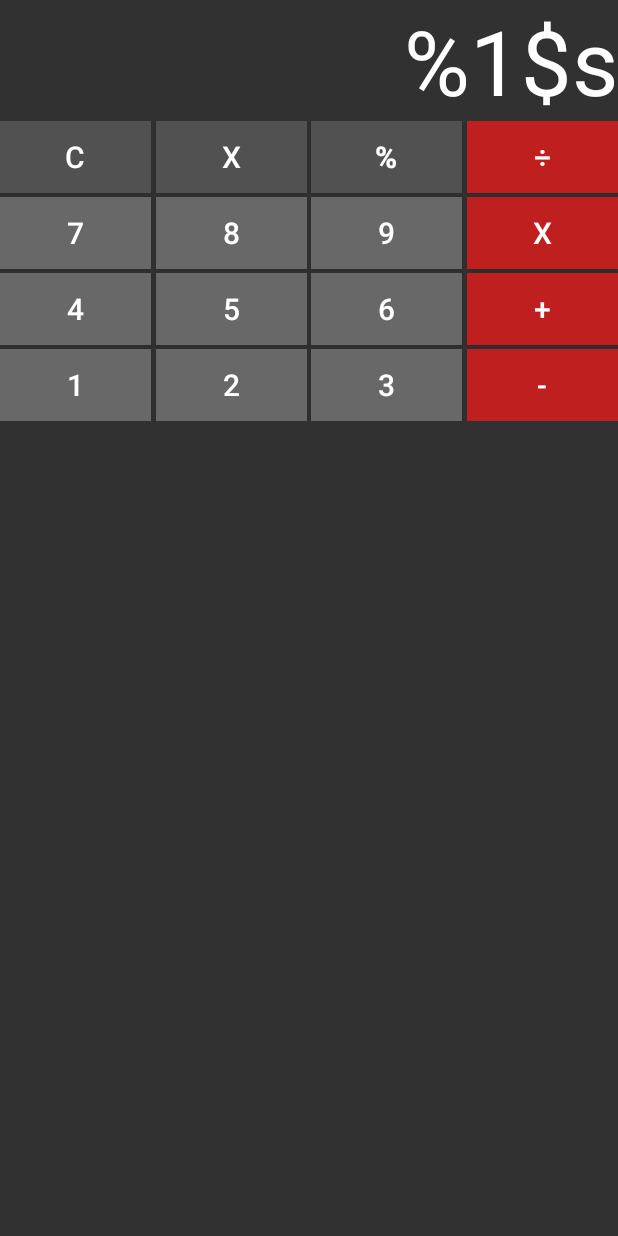
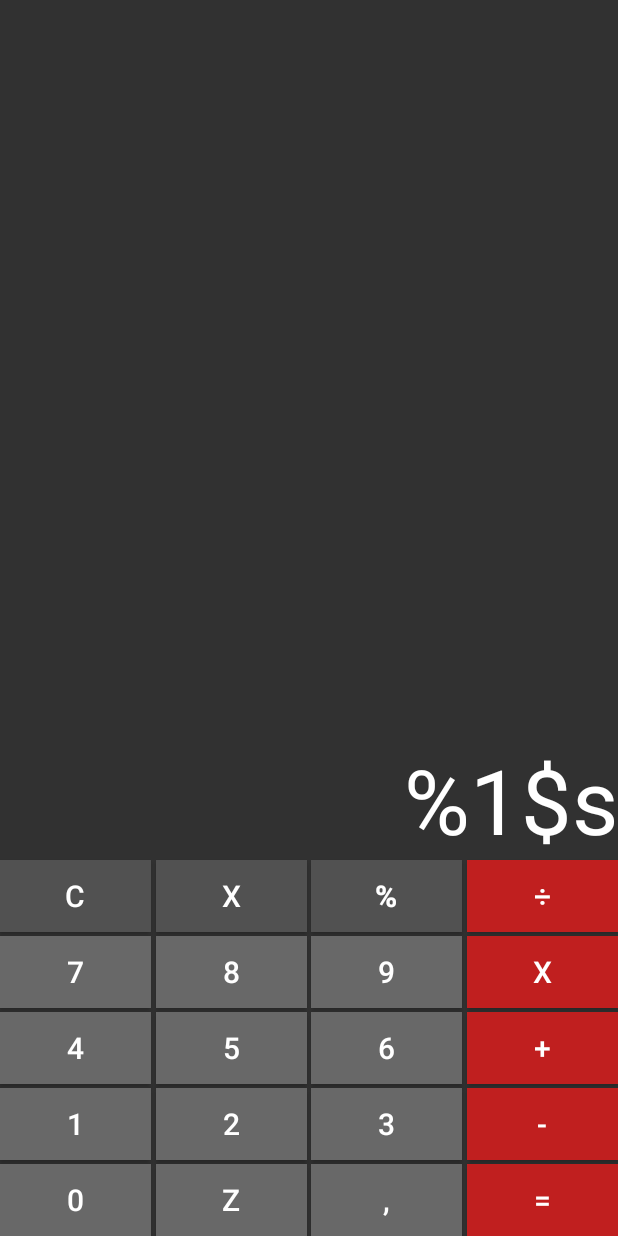
Before and after one commit to bperezll/Calculator, an Android app: the screen it shows after launch (MainActivity), on a phone screen of 412 x 824 dp. Run offline under Robolectric (Android 15) with nearby library versions, the phone set to English and light mode, and no system bars.

Commit message:
Buttons added

```diff
--- a/app/src/main/res/layout/activity_main.xml
+++ b/app/src/main/res/layout/activity_main.xml
@@ -10,182 +10,209 @@
     <androidx.appcompat.widget.AppCompatTextView
         android:id="@+id/calculatorResult"
         android:layout_width="match_parent"
-        android:layout_height="wrap_content"
-        android:gravity="end"
+        android:layout_height="0dp"
+        android:gravity="bottom|end"
         android:text="@string/result_display"
+        android:textColor="@color/white"
         android:textSize="60sp"
-        android:textColor="@color/white"
+        app:layout_constraintBottom_toTopOf="@id/clearBtn"
         app:layout_constraintEnd_toEndOf="parent"
         app:layout_constraintStart_toStartOf="parent"
-        app:layout_constraintTop_toTopOf="parent"
-        app:layout_constraintBottom_toTopOf="@id/firstColumn"/>
-
-    <androidx.constraintlayout.widget.ConstraintLayout
-        android:id="@+id/firstColumn"
-        android:layout_width="match_parent"
-        android:layout_height="wrap_content"
-        app:layout_constraintEnd_toEndOf="parent"
-        app:layout_constraintStart_toStartOf="parent"
-        app:layout_constraintTop_toBottomOf="@+id/calculatorResult">
+        app:layout_constraintTop_toTopOf="parent" />
 
     <androidx.appcompat.widget.AppCompatButton
         android:id="@+id/clearBtn"
         style="@style/CommonButton"
-            android:text="@string/btn_clear"
+        android:layout_marginBottom="2.5dp"
         android:background="@color/btn_color_normal"
         android:contentDescription="@string/btn_clear_description"
-            app:layout_constraintStart_toStartOf="@id/firstColumn"
-            app:layout_constraintTop_toTopOf="@id/firstColumn"
-            app:layout_constraintBottom_toTopOf="@id/sevenBtn" />
+        android:text="@string/btn_clear"
+        app:layout_constraintBottom_toTopOf="@id/sevenBtn"
+        app:layout_constraintStart_toStartOf="parent" />
 
     <androidx.appcompat.widget.AppCompatButton
         android:id="@+id/backspaceBtn"
         style="@style/CommonButton"
-            android:text="X"
         android:background="@color/btn_color_normal"
         android:contentDescription="@string/btn_backspace_description"
+        android:text="X"
+        app:layout_constraintEnd_toStartOf="@id/percentageBtn"
         app:layout_constraintStart_toEndOf="@id/clearBtn"
-            app:layout_constraintEnd_toStartOf="@id/percentageBtn"
-            app:layout_constraintTop_toTopOf="@id/firstColumn"
-            app:layout_constraintBottom_toBottomOf="@id/clearBtn" />
+        app:layout_constraintTop_toTopOf="@id/clearBtn" />
 
     <androidx.appcompat.widget.AppCompatButton
         android:id="@+id/percentageBtn"
         style="@style/CommonButton"
+        android:background="@color/btn_color_normal"
+        android:contentDescription="@string/btn_percentage_description"
         android:text="@string/btn_percentage"
         android:textStyle="bold"
-            android:background="@color/btn_color_normal"
-            android:contentDescription="@string/btn_percentage_description"
+        app:layout_constraintEnd_toStartOf="@id/divisionBtn"
         app:layout_constraintStart_toEndOf="@id/backspaceBtn"
-            app:layout_constraintEnd_toStartOf="@id/divisionBtn"
-            app:layout_constraintTop_toTopOf="@id/firstColumn" />
+        app:layout_constraintTop_toTopOf="@id/clearBtn" />
 
     <androidx.appcompat.widget.AppCompatButton
         android:id="@+id/divisionBtn"
         style="@style/CommonButton"
-            android:text="@string/btn_division"
         android:background="@color/btn_color_operators"
         android:contentDescription="@string/btn_division_description"
+        android:text="@string/btn_division"
         app:layout_constraintEnd_toEndOf="parent"
-            app:layout_constraintTop_toTopOf="@id/firstColumn" />
+        app:layout_constraintTop_toTopOf="@id/clearBtn" />
 
     <androidx.appcompat.widget.AppCompatButton
         android:id="@+id/sevenBtn"
         style="@style/CommonButton"
-            android:text="7"
+        android:layout_marginBottom="2.5dp"
         android:background="@color/btn_color_light"
         android:contentDescription="@string/btn_clear_description"
-            android:layout_marginTop="2.5dp"
-            app:layout_constraintStart_toStartOf="parent"
-            app:layout_constraintTop_toBottomOf="@id/clearBtn" />
+        android:text="7"
+        app:layout_constraintBottom_toTopOf="@id/fourBtn"
+        app:layout_constraintStart_toStartOf="parent" />
 
     <androidx.appcompat.widget.AppCompatButton
         android:id="@+id/eightBtn"
         style="@style/CommonButton"
-            android:text="8"
         android:background="@color/btn_color_light"
         android:contentDescription="@string/btn_backspace_description"
+        android:text="8"
+        app:layout_constraintEnd_toStartOf="@id/nineBtn"
         app:layout_constraintStart_toEndOf="@id/sevenBtn"
-            app:layout_constraintEnd_toStartOf="@id/nineBtn"
         app:layout_constraintTop_toTopOf="@id/sevenBtn" />
 
     <androidx.appcompat.widget.AppCompatButton
         android:id="@+id/nineBtn"
         style="@style/CommonButton"
-            android:text="9"
         android:background="@color/btn_color_light"
         android:contentDescription="@string/btn_percentage_description"
+        android:text="9"
+        app:layout_constraintEnd_toStartOf="@id/multiplyBtn"
         app:layout_constraintStart_toEndOf="@id/eightBtn"
-            app:layout_constraintEnd_toStartOf="@id/multiplyBtn"
         app:layout_constraintTop_toTopOf="@id/sevenBtn" />
 
     <androidx.appcompat.widget.AppCompatButton
         android:id="@+id/multiplyBtn"
         style="@style/CommonButton"
-            android:text="X"
         android:background="@color/btn_color_operators"
         android:contentDescription="@string/btn_division_description"
+        android:text="X"
         app:layout_constraintEnd_toEndOf="parent"
         app:layout_constraintTop_toTopOf="@id/sevenBtn" />
 
     <androidx.appcompat.widget.AppCompatButton
         android:id="@+id/fourBtn"
         style="@style/CommonButton"
-            android:text="4"
+        android:layout_marginBottom="2.5dp"
         android:background="@color/btn_color_light"
         android:contentDescription="Four"
-            android:layout_marginTop="2.5dp"
-            app:layout_constraintStart_toStartOf="parent"
-            app:layout_constraintTop_toBottomOf="@id/sevenBtn" />
+        android:text="4"
+        app:layout_constraintBottom_toTopOf="@id/oneBtn"
+        app:layout_constraintStart_toStartOf="parent" />
 
     <androidx.appcompat.widget.AppCompatButton
         android:id="@+id/fiveBtn"
         style="@style/CommonButton"
-            android:text="5"
         android:background="@color/btn_color_light"
         android:contentDescription="Five"
+        android:text="5"
+        app:layout_constraintEnd_toStartOf="@id/sixBtn"
         app:layout_constraintStart_toEndOf="@id/fourBtn"
-            app:layout_constraintEnd_toStartOf="@id/sixBtn"
         app:layout_constraintTop_toTopOf="@id/fourBtn" />
 
     <androidx.appcompat.widget.AppCompatButton
         android:id="@+id/sixBtn"
         style="@style/CommonButton"
-            android:text="6"
         android:background="@color/btn_color_light"
         android:contentDescription="Six"
+        android:text="6"
+        app:layout_constraintEnd_toStartOf="@id/plusBtn"
         app:layout_constraintStart_toEndOf="@id/fiveBtn"
-            app:layout_constraintEnd_toStartOf="@id/plusBtn"
         app:layout_constraintTop_toTopOf="@id/fourBtn" />
 
     <androidx.appcompat.widget.AppCompatButton
         android:id="@+id/plusBtn"
         style="@style/CommonButton"
-            android:text="+"
         android:background="@color/btn_color_operators"
         android:contentDescription="Plus"
+        android:text="+"
         app:layout_constraintEnd_toEndOf="parent"
         app:layout_constraintTop_toTopOf="@id/fourBtn" />
 
     <androidx.appcompat.widget.AppCompatButton
         android:id="@+id/oneBtn"
         style="@style/CommonButton"
-            android:text="1"
+        android:layout_marginBottom="2.5dp"
         android:background="@color/btn_color_light"
         android:contentDescription="One"
-            android:layout_marginTop="2.5dp"
-            app:layout_constraintStart_toStartOf="parent"
-            app:layout_constraintTop_toBottomOf="@id/fourBtn" />
+        android:text="1"
+        app:layout_constraintBottom_toTopOf="@id/zeroBtn"
+        app:layout_constraintStart_toStartOf="parent" />
 
     <androidx.appcompat.widget.AppCompatButton
         android:id="@+id/twoBtn"
         style="@style/CommonButton"
-            android:text="2"
         android:background="@color/btn_color_light"
         android:contentDescription="Two"
+        android:text="2"
+        app:layout_constraintEnd_toStartOf="@id/threeBtn"
         app:layout_constraintStart_toEndOf="@id/oneBtn"
-            app:layout_constraintEnd_toStartOf="@id/threeBtn"
         app:layout_constraintTop_toTopOf="@id/oneBtn" />
 
     <androidx.appcompat.widget.AppCompatButton
         android:id="@+id/threeBtn"
         style="@style/CommonButton"
-            android:text="3"
         android:background="@color/btn_color_light"
         android:contentDescription="Three"
+        android:text="3"
+        app:layout_constraintEnd_toStartOf="@id/minusBtn"
         app:layout_constraintStart_toEndOf="@id/fiveBtn"
-            app:layout_constraintEnd_toStartOf="@id/minusBtn"
         app:layout_constraintTop_toTopOf="@id/oneBtn" />
 
     <androidx.appcompat.widget.AppCompatButton
         android:id="@+id/minusBtn"
         style="@style/CommonButton"
-            android:text="-"
         android:background="@color/btn_color_operators"
         android:contentDescription="Minus"
+        android:text="-"
         app:layout_constraintEnd_toEndOf="parent"
         app:layout_constraintTop_toTopOf="@id/oneBtn" />
 
-    </androidx.constraintlayout.widget.ConstraintLayout>
+    <androidx.appcompat.widget.AppCompatButton
+        android:id="@+id/zeroBtn"
+        style="@style/CommonButton"
+        android:background="@color/btn_color_light"
+        android:contentDescription="Zero"
+        android:text="0"
+        app:layout_constraintBottom_toBottomOf="parent"
+        app:layout_constraintStart_toStartOf="parent" />
+
+    <androidx.appcompat.widget.AppCompatButton
+        android:id="@+id/positiveOrNegativeBtn"
+        style="@style/CommonButton"
+        android:background="@color/btn_color_light"
+        android:contentDescription="Positive or negative switch"
+        android:text="Z"
+        app:layout_constraintBottom_toBottomOf="parent"
+        app:layout_constraintEnd_toStartOf="@id/threeBtn"
+        app:layout_constraintStart_toEndOf="@id/oneBtn" />
+
+    <androidx.appcompat.widget.AppCompatButton
+        android:id="@+id/decimalBtn"
+        style="@style/CommonButton"
+        android:background="@color/btn_color_light"
+        android:contentDescription="Decimal"
+        android:text=","
+        app:layout_constraintBottom_toBottomOf="parent"
+        app:layout_constraintEnd_toStartOf="@id/minusBtn"
+        app:layout_constraintStart_toEndOf="@id/fiveBtn" />
+
+    <androidx.appcompat.widget.AppCompatButton
+        android:id="@+id/equalsToBtn"
+        style="@style/CommonButton"
+        android:background="@color/btn_color_operators"
+        android:contentDescription="Equals to"
+        android:text="="
+        app:layout_constraintBottom_toBottomOf="parent"
+        app:layout_constraintEnd_toEndOf="parent" />
 
 </androidx.constraintlayout.widget.ConstraintLayout>
```
Lines whose indentation alone changed are shown as unchanged.
